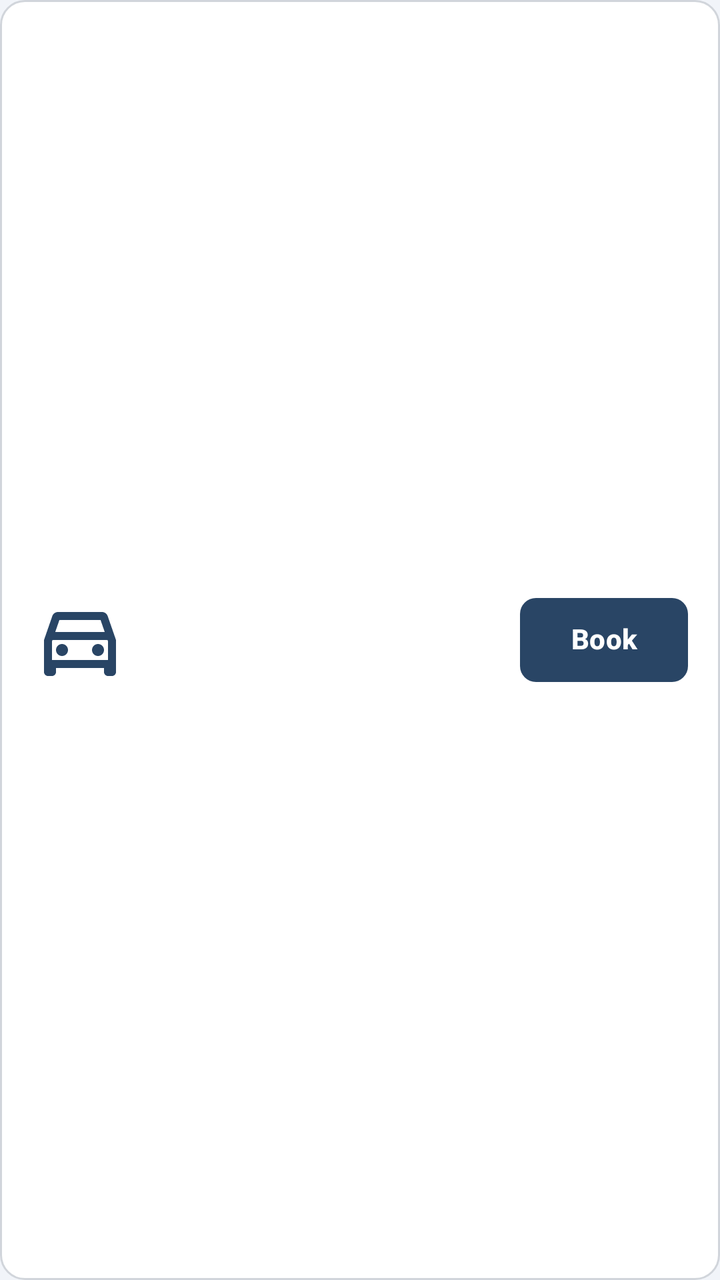
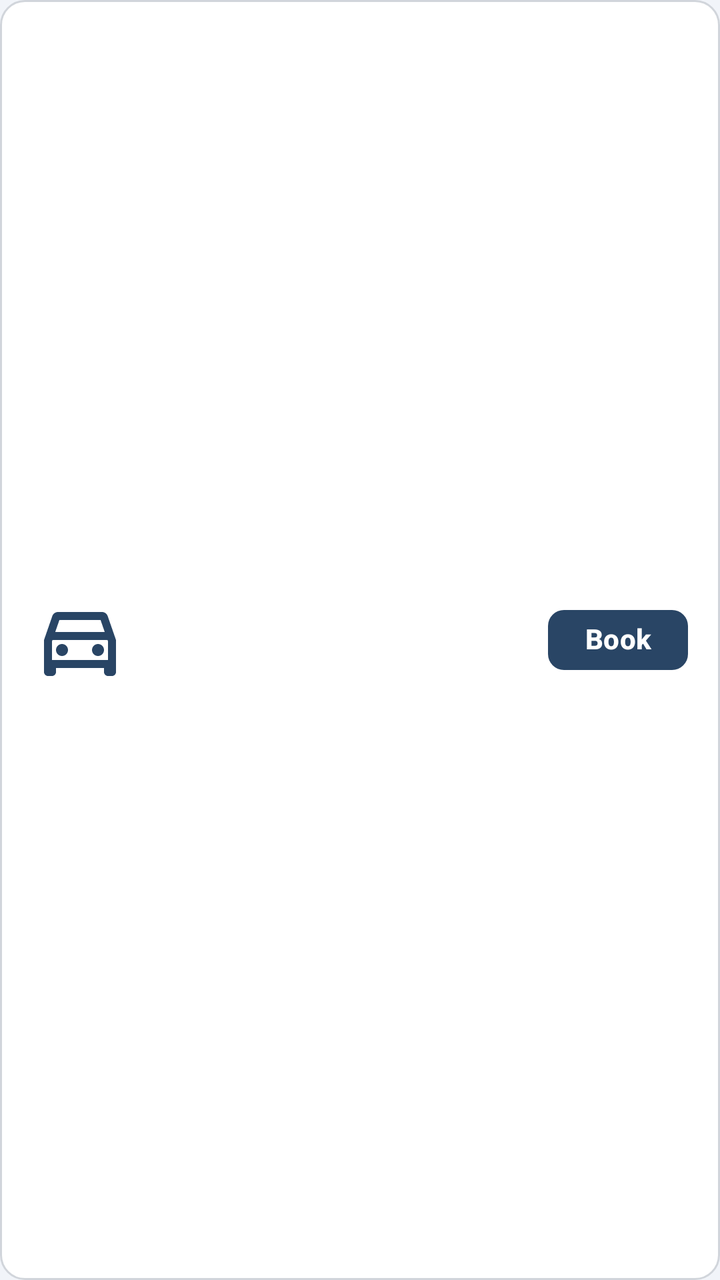

Screens rendered from an Android XML layout before and after an edit, with the pre-edit source and the edit as a unified diff.
<!-- AndroidManifest.xml: application theme Theme.Android_vehicle_project -->
<!-- res/layout/item_vehicle.xml -->
<?xml version="1.0" encoding="utf-8"?>
<LinearLayout xmlns:android="http://schemas.android.com/apk/res/android"
    xmlns:app="http://schemas.android.com/apk/res-auto"
    android:id="@+id/cardVehicleItem"
    android:layout_width="match_parent"
    android:layout_height="wrap_content"
    android:layout_marginBottom="12dp"
    android:background="@drawable/bg_card"
    android:baselineAligned="false"
    android:gravity="center_vertical"
    android:orientation="horizontal"
    android:padding="16dp">

    <ImageView
        android:id="@+id/ivVehicleIcon"
        android:layout_width="48dp"
        android:layout_height="48dp"
        android:contentDescription="Vehicle"
        android:src="@drawable/ic_vehicle" />

    <LinearLayout
        android:layout_width="0dp"
        android:layout_height="wrap_content"
        android:layout_marginStart="16dp"
        android:layout_weight="1"
        android:orientation="vertical">

        <TextView
            android:id="@+id/tvVehicleName"
            android:layout_width="wrap_content"
            android:layout_height="wrap_content"
            android:textColor="@color/text_dark"
            android:textSize="16sp"
            android:textStyle="bold" />

        <TextView
            android:id="@+id/tvVehicleDetails"
            android:layout_width="wrap_content"
            android:layout_height="wrap_content"
            android:layout_marginTop="2dp"
            android:textColor="@color/text_gray"
            android:textSize="13sp" />

        <TextView
            android:id="@+id/tvVehiclePrice"
            android:layout_width="wrap_content"
            android:layout_height="wrap_content"
            android:layout_marginTop="4dp"
            android:textColor="@color/primary_navy"
            android:textSize="14sp"
            android:textStyle="bold" />
    </LinearLayout>

    <Button
        android:id="@+id/btnBookVehicle"
        android:layout_width="84dp"
        android:layout_height="42dp"
        android:background="@drawable/bg_button"
        android:gravity="center"
        android:includeFontPadding="false"
        android:maxLines="1"
        android:paddingHorizontal="8dp"
        android:paddingVertical="0dp"
        android:text="@string/book"
        android:textColor="@color/white"
        android:textSize="14sp"
        android:textStyle="bold"
        app:backgroundTint="@null" />
</LinearLayout>
<!-- resources referenced by this layout -->
<resources>
  <color name="primary_navy">#294565</color>
  <color name="text_dark">#294565</color>
  <color name="text_gray">#666666</color>
  <color name="white">#FFFFFFFF</color>
  <!-- drawable bg_button (drawable) -->
  <?xml version="1.0" encoding="utf-8"?>
  <shape xmlns:android="http://schemas.android.com/apk/res/android"
      android:shape="rectangle">
      <solid android:color="@color/primary_navy" />
      <corners android:radius="8dp" />
  </shape>
  <!-- drawable bg_card (drawable) -->
  <?xml version="1.0" encoding="utf-8"?>
  <shape xmlns:android="http://schemas.android.com/apk/res/android"
      android:shape="rectangle">
      <solid android:color="@color/white" />
      <corners android:radius="12dp" />
      <stroke
          android:width="1dp"
          android:color="@color/border_gray" />
  </shape>
  <!-- drawable ic_vehicle (drawable) -->
  <vector xmlns:android="http://schemas.android.com/apk/res/android"
      android:width="24dp"
      android:height="24dp"
      android:viewportWidth="24"
      android:viewportHeight="24">
    <path
        android:fillColor="@color/primary_navy"
        android:pathData="M18.92,6.01C18.72,5.42 18.16,5 17.5,5h-11c-0.66,0 -1.22,0.42 -1.42,1.01L3,12v8c0,0.55 0.45,1 1,1h1c0.55,0 1,-0.45 1,-1v-1h12v1c0,0.55 0.45,1 1,1h1c0.55,0 1,-0.45 1,-1v-8l-2.08,-5.99zM6.85,7h10.29l1.04,3H5.81l1.04,-3zM19,17H5v-4.66l0.12,-0.34h13.76l0.12,0.34V17zM7.5,13C8.33,13 9,13.67 9,14.5S8.33,16 7.5,16 6,15.33 6,14.5 6.67,13 7.5,13zM16.5,13c0.83,0 1.5,0.67 1.5,1.5s-0.67,1.5 -1.5,1.5 -1.5,-0.67 -1.5,-1.5 0.67,-1.5 1.5,-1.5z"/>
  </vector>
  <string name="book">Book</string>
  <style name="Theme.Android_vehicle_project" parent="Base.Theme.android_vehicle_project" />
  <color name="border_gray">#D1D5DB</color>
  <style name="Base.Theme.android_vehicle_project" parent="Theme.Material3.DayNight.NoActionBar">
  
          <item name="colorPrimary">@color/primary_navy</item>
          <item name="colorPrimaryDark">@color/primary_navy_dark</item>
          <item name="colorSecondary">@color/primary_navy</item>
          <item name="android:windowBackground">@color/background_light</item>
      </style>
  <color name="primary_navy_dark">#1E334D</color>
  <color name="background_light">#F1F4F9</color>
</resources>

<!-- the commit's change to res/layout/item_vehicle.xml (unified diff, before → after) -->
@@ -42,6 +42,14 @@
             android:textSize="13sp" />
 
         <TextView
+            android:id="@+id/tvVehicleDescription"
+            android:layout_width="wrap_content"
+            android:layout_height="wrap_content"
+            android:layout_marginTop="3dp"
+            android:textColor="@color/text_gray"
+            android:textSize="12sp" />
+
+        <TextView
             android:id="@+id/tvVehiclePrice"
             android:layout_width="wrap_content"
             android:layout_height="wrap_content"
@@ -53,8 +61,8 @@
 
     <Button
         android:id="@+id/btnBookVehicle"
-        android:layout_width="84dp"
-        android:layout_height="42dp"
+        android:layout_width="70dp"
+        android:layout_height="30dp"
         android:background="@drawable/bg_button"
         android:gravity="center"
         android:includeFontPadding="false"
